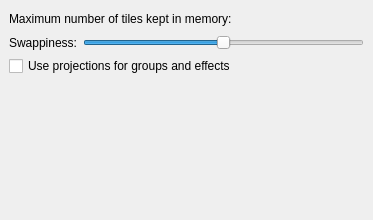
First picture: the form in krita/ui/wdgperformancesettings.ui, repository KDE/krita, before the edit.
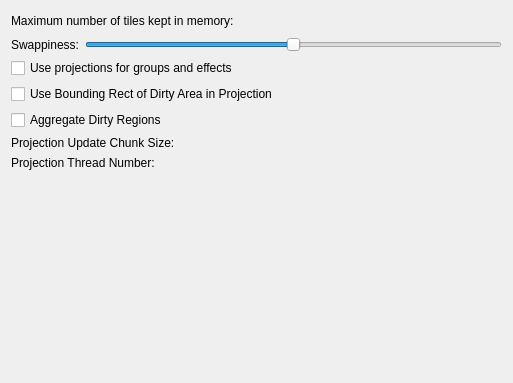
Second picture: the form after the edit. Custom widgets are drawn as their Qt base class.

Commit message:
* Add some config options to play with performance settings (and let's not forget to remove them before the release) * Remove superfluous locking from KisTileManager -- we only need to lock on the entry to public methods, not in the private methods (because calls to those methods are already locked) * Don't use QMutexLocker -- it's way to slow to create those objects
The changes to KisTileManager improve painting performance significantly, for me.

Diff of the .ui file:
```diff
--- a/krita/ui/wdgperformancesettings.ui
+++ b/krita/ui/wdgperformancesettings.ui
@@ -5,62 +5,66 @@
    <rect>
     <x>0</x>
     <y>0</y>
-    <width>373</width>
-    <height>220</height>
+    <width>513</width>
+    <height>383</height>
    </rect>
   </property>
   <layout class="QGridLayout" >
+   <item row="0" column="0" colspan="2" >
+    <layout class="QHBoxLayout" >
+     <property name="spacing" >
+      <number>6</number>
+     </property>
    <property name="leftMargin" >
-    <number>9</number>
+      <number>0</number>
    </property>
    <property name="topMargin" >
-    <number>9</number>
+      <number>0</number>
    </property>
    <property name="rightMargin" >
-    <number>9</number>
+      <number>0</number>
    </property>
    <property name="bottomMargin" >
-    <number>9</number>
-   </property>
-   <property name="horizontalSpacing" >
-    <number>6</number>
-   </property>
-   <property name="verticalSpacing" >
-    <number>6</number>
-   </property>
-   <item row="3" column="0" >
+      <number>0</number>
+     </property>
+     <item>
+      <widget class="QLabel" name="textLabel1" >
+       <property name="whatsThis" >
+        <string>The maximum number of "tiles" that are kept in memory. For regular RGBA8 images, each tile is about 16 kB in size. Thus, for a value of 500 tiles this usually means about 8 megabytes are used for image data. If you regularly handle large images, a greater value here might be useful.
+Note that this number is only a guideline for Krita, and is not guaranteed to be the actual number of tiles in memory.</string>
+       </property>
+       <property name="text" >
+        <string>Maximum number of tiles kept in memory:</string>
+       </property>
+      </widget>
+     </item>
+     <item>
+      <widget class="KIntNumInput" name="m_maxTiles" >
+       <property name="whatsThis" >
+        <string>The maximum number of "tiles" that are kept in memory. For regular RGBA8 images, each tile is about 16 kB in size. Thus, for a value of 500 tiles this usually means about 8 megabytes are used for image data. If you regularly handle large images, a greater value here might be useful.
+Note that this number is only a guideline for Krita, and is not guaranteed to be the actual number of tiles in memory.</string>
+       </property>
+      </widget>
+     </item>
+     <item>
     <spacer>
      <property name="orientation" >
-      <enum>Qt::Vertical</enum>
+        <enum>Qt::Horizontal</enum>
      </property>
      <property name="sizeType" >
       <enum>QSizePolicy::Expanding</enum>
      </property>
      <property name="sizeHint" >
       <size>
-       <width>351</width>
-       <height>91</height>
+         <width>81</width>
+         <height>20</height>
       </size>
      </property>
     </spacer>
    </item>
-   <item row="2" column="0" >
-    <widget class="QCheckBox" name="m_projection" >
-     <property name="toolTip" >
-      <string>&lt;html>&lt;head>&lt;meta name="qrichtext" content="1" />&lt;style type="text/css">
-p, li { white-space: pre-wrap; }
-&lt;/style>&lt;/head>&lt;body style=" font-family:'Sans Serif'; font-size:9pt; font-weight:400; font-style:normal;">
-&lt;p style=" margin-top:0px; margin-bottom:0px; margin-left:0px; margin-right:0px; -qt-block-indent:0; text-indent:0px;">If checked, Krita uses more memory but may be faster.&lt;/p>&lt;/body>&lt;/html></string>
-     </property>
-     <property name="whatsThis" >
-      <string>When Krita uses projections, the results of group layers, effect masks and adjustment layers are cached. This takes a lot of memory but speeds up processing considerably.</string>
-     </property>
-     <property name="text" >
-      <string>Use projections for groups and effects</string>
-     </property>
-    </widget>
+    </layout>
    </item>
-   <item row="1" column="0" >
+   <item row="1" column="0" colspan="2" >
     <layout class="QHBoxLayout" >
      <property name="spacing" >
       <number>6</number>
@@ -105,59 +109,98 @@
      </item>
     </layout>
    </item>
-   <item row="0" column="0" >
-    <layout class="QHBoxLayout" >
-     <property name="spacing" >
-      <number>6</number>
+   <item row="2" column="0" colspan="2" >
+    <widget class="QCheckBox" name="m_projection" >
+     <property name="toolTip" >
+      <string>&lt;html>&lt;head>&lt;meta name="qrichtext" content="1" />&lt;style type="text/css">
+p, li { white-space: pre-wrap; }
+&lt;/style>&lt;/head>&lt;body style=" font-family:'Sans Serif'; font-size:9pt; font-weight:400; font-style:normal;">
+&lt;p style=" margin-top:0px; margin-bottom:0px; margin-left:0px; margin-right:0px; -qt-block-indent:0; text-indent:0px;">If checked, Krita uses more memory but may be faster.&lt;/p>&lt;/body>&lt;/html></string>
      </property>
-     <property name="leftMargin" >
-      <number>0</number>
+     <property name="whatsThis" >
+      <string>When Krita uses projections, the results of group layers, effect masks and adjustment layers are cached. This takes a lot of memory but speeds up processing considerably.</string>
      </property>
-     <property name="topMargin" >
-      <number>0</number>
+     <property name="text" >
+      <string>Use projections for groups and effects</string>
      </property>
-     <property name="rightMargin" >
-      <number>0</number>
+    </widget>
+   </item>
+   <item row="3" column="0" colspan="2" >
+    <widget class="QCheckBox" name="chkUseBoundingRect" >
+     <property name="text" >
+      <string>Use Bounding Rect of Dirty Area in Projection</string>
      </property>
-     <property name="bottomMargin" >
-      <number>0</number>
+    </widget>
+   </item>
+   <item row="4" column="0" colspan="2" >
+    <widget class="QCheckBox" name="chkAggregateDirtyRegions" >
+     <property name="text" >
+      <string>Aggregate Dirty Regions</string>
      </property>
-     <item>
-      <widget class="QLabel" name="textLabel1" >
+    </widget>
+   </item>
+   <item row="5" column="0" >
+    <widget class="QLabel" name="lblChunkSize" >
+     <property name="text" >
+      <string>Projection Update Chunk Size:</string>
+     </property>
+     <property name="buddy" >
+      <cstring>intChunkSize</cstring>
+     </property>
+    </widget>
+   </item>
+   <item row="5" column="1" >
+    <widget class="KIntNumInput" name="intChunkSize" >
        <property name="whatsThis" >
         <string>The maximum number of "tiles" that are kept in memory. For regular RGBA8 images, each tile is about 16 kB in size. Thus, for a value of 500 tiles this usually means about 8 megabytes are used for image data. If you regularly handle large images, a greater value here might be useful.
 Note that this number is only a guideline for Krita, and is not guaranteed to be the actual number of tiles in memory.</string>
        </property>
+     <widget class="KIntNumInput" name="intChunkSize_2" >
+      <property name="geometry" >
+       <rect>
+        <x>270</x>
+        <y>190</y>
+        <width>129</width>
+        <height>29</height>
+       </rect>
+      </property>
+      <property name="whatsThis" >
+       <string>The maximum number of "tiles" that are kept in memory. For regular RGBA8 images, each tile is about 16 kB in size. Thus, for a value of 500 tiles this usually means about 8 megabytes are used for image data. If you regularly handle large images, a greater value here might be useful.
+Note that this number is only a guideline for Krita, and is not guaranteed to be the actual number of tiles in memory.</string>
+      </property>
+     </widget>
+    </widget>
+   </item>
+   <item row="6" column="0" >
+    <widget class="QLabel" name="label" >
        <property name="text" >
-        <string>Maximum number of tiles kept in memory:</string>
+      <string>Projection Thread Number:</string>
        </property>
       </widget>
      </item>
-     <item>
-      <widget class="KIntNumInput" name="m_maxTiles" >
+   <item row="6" column="1" >
+    <widget class="KIntNumInput" name="intNumThreads" >
        <property name="whatsThis" >
         <string>The maximum number of "tiles" that are kept in memory. For regular RGBA8 images, each tile is about 16 kB in size. Thus, for a value of 500 tiles this usually means about 8 megabytes are used for image data. If you regularly handle large images, a greater value here might be useful.
 Note that this number is only a guideline for Krita, and is not guaranteed to be the actual number of tiles in memory.</string>
        </property>
       </widget>
      </item>
-     <item>
+   <item row="7" column="0" colspan="2" >
       <spacer>
        <property name="orientation" >
-        <enum>Qt::Horizontal</enum>
+      <enum>Qt::Vertical</enum>
        </property>
        <property name="sizeType" >
         <enum>QSizePolicy::Expanding</enum>
        </property>
        <property name="sizeHint" >
         <size>
-         <width>81</width>
+       <width>355</width>
          <height>20</height>
         </size>
        </property>
       </spacer>
-     </item>
-    </layout>
    </item>
   </layout>
  </widget>
```
Lines whose indentation alone changed are shown as unchanged. The commit also changes 12 other files.
